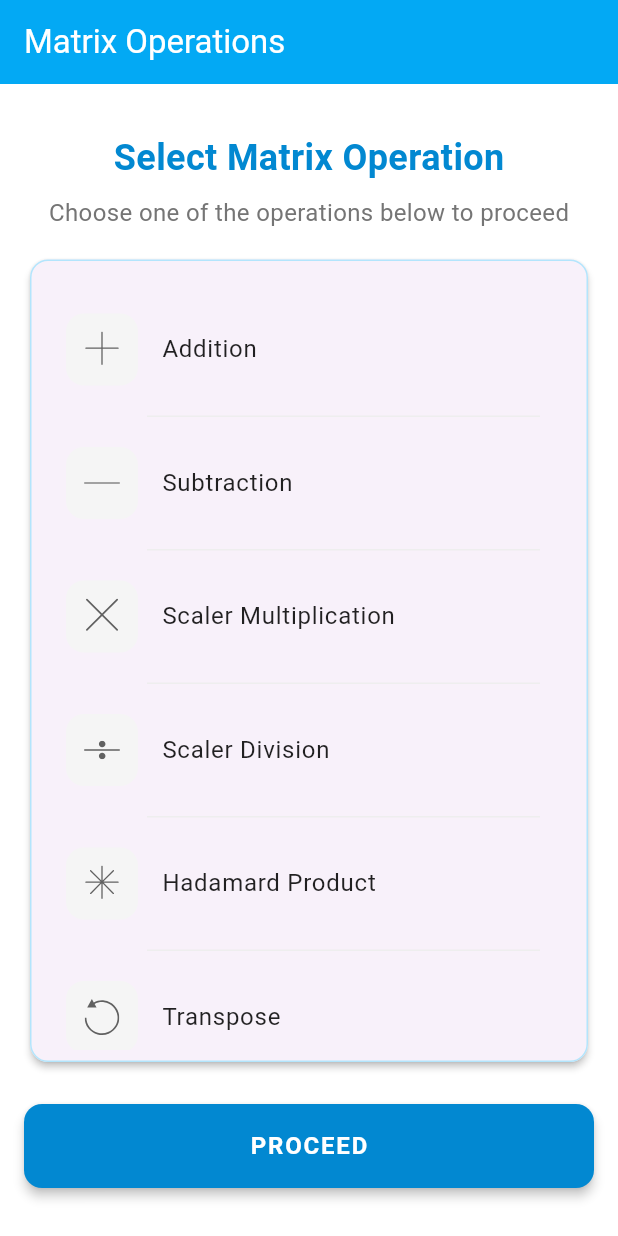
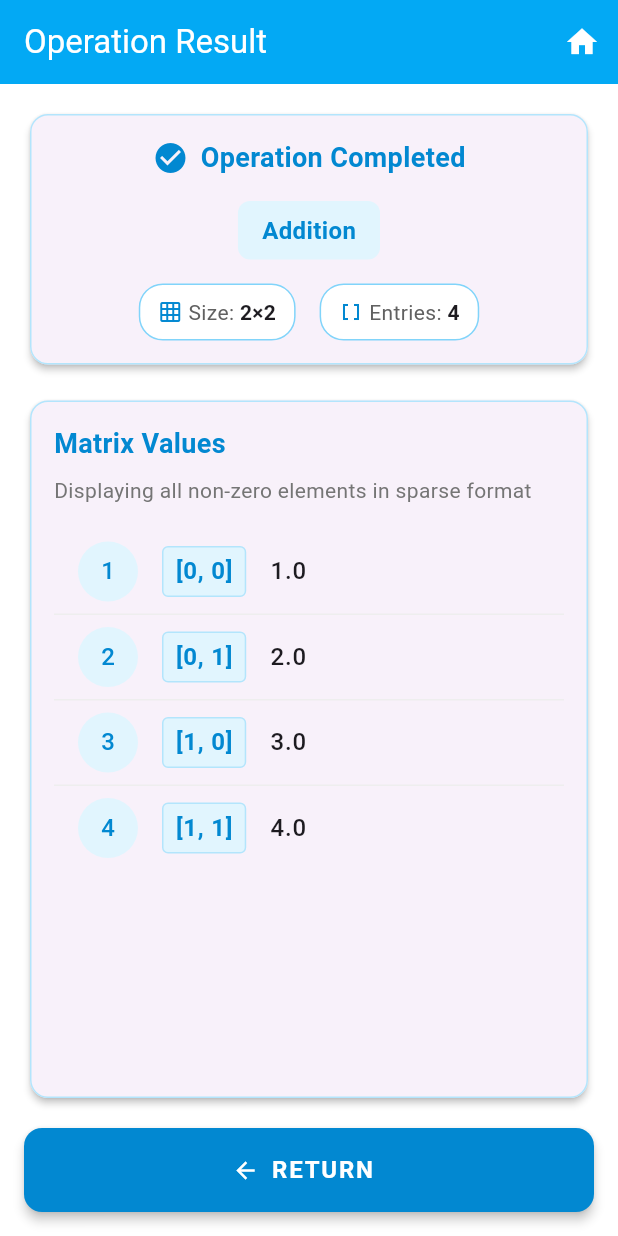
Before and after one commit to buildervortex/smoc, a Flutter app: the screen it shows after launch, on a phone screen of 412 x 824 dp. Run offline on Flutter 3.47's test engine with Material 3 defaults, Android fonts, the phone set to English and light mode, and no system bars; our stand-ins replace bloc, equatable, flutter_bloc, flutter_svg, get_it.

Commit message:
add the single matrix output page and beautify it

```diff
--- a/lib/main.dart
+++ b/lib/main.dart
@@ -2,7 +2,10 @@ import 'package:flutter/material.dart';
 import 'package:flutter_bloc/flutter_bloc.dart';
 import 'package:smo/bloc/cubit/operation_cubit.dart';
 import 'package:smo/di/injection_container.dart';
+import 'package:smo/models/matrix_entry.dart';
+import 'package:smo/models/sparse_matrix.dart';
 import 'package:smo/presentation/pages/home_page.dart';
+import 'package:smo/presentation/pages/single_matrix_output_page.dart';
 
 void main() async {
   await initDiContainer();
@@ -27,7 +30,12 @@ class MyApp extends StatelessWidget {
         useMaterial3: true,
       ),
       routes: {
-        '/': (context) => const HomePage(),
+        '/': (context) =>  SingleMatrixOutputPage(matrix: SparseMatrix(rows: 2, columns: 2, entries: [
+          MatrixEntry(row: 0, column: 0, value: 1),
+          MatrixEntry(row: 0, column: 1, value: 2),
+          MatrixEntry(row: 1, column: 0, value: 3),
+          MatrixEntry(row: 1, column: 1, value: 4),
+        ]),operation: "Addition"),
       },
       initialRoute: '/',
     );
--- /dev/null
+++ b/lib/presentation/pages/single_matrix_output_page.dart
@@ -0,0 +1,271 @@
+import 'package:flutter/material.dart';
+import 'package:smo/models/sparse_matrix.dart';
+
+class SingleMatrixOutputPage extends StatelessWidget {
+  final SparseMatrix matrix;
+  final String operation;
+
+  const SingleMatrixOutputPage(
+      {required this.matrix, required this.operation, super.key});
+
+  @override
+  Widget build(BuildContext context) {
+    final lightBlue = Colors.lightBlue;
+
+    return Scaffold(
+      appBar: AppBar(
+        title: const Text('Operation Result'),
+        backgroundColor: lightBlue,
+        foregroundColor: Colors.white,
+        elevation: 0,
+        actions: [
+          IconButton(
+            icon: const Icon(Icons.home),
+            onPressed: () {
+              Navigator.of(context).popUntil((route) => route.isFirst);
+            },
+            tooltip: 'Return to home',
+          ),
+        ],
+      ),
+      backgroundColor: Colors.white,
+      body: SafeArea(
+        child: Padding(
+          padding: const EdgeInsets.all(16.0),
+          child: Column(
+            crossAxisAlignment: CrossAxisAlignment.stretch,
+            children: [
+              // Result header card
+              Card(
+                elevation: 2,
+                shape: RoundedRectangleBorder(
+                  borderRadius: BorderRadius.circular(12),
+                  side: BorderSide(color: lightBlue.shade100, width: 1),
+                ),
+                child: Padding(
+                  padding: const EdgeInsets.all(16.0),
+                  child: Column(
+                    children: [
+                      Row(
+                        mainAxisAlignment: MainAxisAlignment.center,
+                        children: [
+                          Icon(Icons.check_circle, color: lightBlue.shade700),
+                          const SizedBox(width: 8),
+                          Text(
+                            "Operation Completed",
+                            style: TextStyle(
+                              fontSize: 18,
+                              fontWeight: FontWeight.bold,
+                              color: lightBlue.shade700,
+                            ),
+                          ),
+                        ],
+                      ),
+                      const SizedBox(height: 16),
+                      Container(
+                        padding: const EdgeInsets.symmetric(
+                            vertical: 8, horizontal: 16),
+                        decoration: BoxDecoration(
+                          color: lightBlue.shade50,
+                          borderRadius: BorderRadius.circular(8),
+                        ),
+                        child: Text(
+                          operation,
+                          style: TextStyle(
+                            fontSize: 16,
+                            fontWeight: FontWeight.bold,
+                            color: lightBlue.shade700,
+                          ),
+                        ),
+                      ),
+                      const SizedBox(height: 16),
+                      Row(
+                        mainAxisAlignment: MainAxisAlignment.center,
+                        children: [
+                          _buildInfoChip(Icons.grid_on, 'Size',
+                              '${matrix.rows}×${matrix.columns}'),
+                          const SizedBox(width: 16),
+                          _buildInfoChip(Icons.data_array, 'Entries',
+                              '${matrix.entries.length}'),
+                        ],
+                      ),
+                    ],
+                  ),
+                ),
+              ),
+
+              const SizedBox(height: 16),
+
+              // Matrix entries section
+              Expanded(
+                child: Card(
+                  elevation: 2,
+                  shape: RoundedRectangleBorder(
+                    borderRadius: BorderRadius.circular(12),
+                    side: BorderSide(color: lightBlue.shade100, width: 1),
+                  ),
+                  child: Padding(
+                    padding: const EdgeInsets.all(16.0),
+                    child: Column(
+                      crossAxisAlignment: CrossAxisAlignment.start,
+                      children: [
+                        Text(
+                          "Matrix Values",
+                          style: TextStyle(
+                            fontSize: 18,
+                            fontWeight: FontWeight.bold,
+                            color: lightBlue.shade700,
+                          ),
+                        ),
+                        const SizedBox(height: 8),
+                        Text(
+                          "Displaying all non-zero elements in sparse format",
+                          style: TextStyle(
+                            fontSize: 14,
+                            color: Colors.grey.shade600,
+                          ),
+                        ),
+                        const SizedBox(height: 16),
+                        Expanded(
+                          child: matrix.entries.isEmpty
+                              ? Center(
+                                  child: Column(
+                                    mainAxisAlignment: MainAxisAlignment.center,
+                                    children: [
+                                      Icon(
+                                        Icons.table_chart_outlined,
+                                        size: 48,
+                                        color: Colors.grey.shade400,
+                                      ),
+                                      const SizedBox(height: 16),
+                                      Text(
+                                        'No entries in this matrix',
+                                        style: TextStyle(
+                                            color: Colors.grey.shade600),
+                                      ),
+                                    ],
+                                  ),
+                                )
+                              : ListView.separated(
+                                  itemCount: matrix.entries.length,
+                                  separatorBuilder: (context, index) => Divider(
+                                    height: 1,
+                                    color: Colors.grey.shade200,
+                                  ),
+                                  itemBuilder: (context, index) {
+                                    final entry = matrix.entries[index];
+                                    return ListTile(
+                                      leading: CircleAvatar(
+                                        backgroundColor: lightBlue.shade50,
+                                        foregroundColor: lightBlue.shade700,
+                                        child: Text('${index + 1}'),
+                                      ),
+                                      title: Row(
+                                        children: [
+                                          Container(
+                                            padding: const EdgeInsets.symmetric(
+                                              horizontal: 8,
+                                              vertical: 4,
+                                            ),
+                                            decoration: BoxDecoration(
+                                              color: lightBlue.shade50,
+                                              borderRadius:
+                                                  BorderRadius.circular(4),
+                                              border: Border.all(
+                                                  color: lightBlue.shade100),
+                                            ),
+                                            child: Text(
+                                              '[${entry.row}, ${entry.column}]',
+                                              style: TextStyle(
+                                                fontWeight: FontWeight.bold,
+                                                color: lightBlue.shade700,
+                                              ),
+                                            ),
+                                          ),
+                                          const SizedBox(width: 16),
+                                          Text(
+                                            '${entry.value}',
+                                            style: const TextStyle(
+                                              fontSize: 16,
+                                              fontWeight: FontWeight.w500,
+                                            ),
+                                          ),
+                                        ],
+                                      ),
+                                    );
+                                  },
+                                ),
+                        ),
+                      ],
+                    ),
+                  ),
+                ),
+              ),
+
+              const SizedBox(height: 16),
+
+              // Export/Return button
+              SizedBox(
+                height: 56,
+                child: ElevatedButton.icon(
+                  onPressed: () {
+                    Navigator.pop(context);
+                  },
+                  icon: const Icon(Icons.arrow_back),
+                  label: const Text(
+                    'RETURN',
+                    style: TextStyle(
+                      fontSize: 16,
+                      fontWeight: FontWeight.bold,
+                      letterSpacing: 1.2,
+                    ),
+                  ),
+                  style: ElevatedButton.styleFrom(
+                    backgroundColor: lightBlue.shade700,
+                    foregroundColor: Colors.white,
+                    shape: RoundedRectangleBorder(
+                      borderRadius: BorderRadius.circular(12),
+                    ),
+                    elevation: 3,
+                  ),
+                ),
+              ),
+            ],
+          ),
+        ),
+      ),
+    );
+  }
+
+  Widget _buildInfoChip(IconData icon, String label, String value) {
+    return Container(
+      padding: const EdgeInsets.symmetric(vertical: 8, horizontal: 12),
+      decoration: BoxDecoration(
+        color: Colors.white,
+        borderRadius: BorderRadius.circular(16),
+        border: Border.all(color: Colors.lightBlue.shade200),
+      ),
+      child: Row(
+        mainAxisSize: MainAxisSize.min,
+        children: [
+          Icon(icon, size: 16, color: Colors.lightBlue.shade700),
+          const SizedBox(width: 4),
+          Text(
+            '$label: ',
+            style: TextStyle(
+              fontSize: 14,
+              color: Colors.grey.shade700,
+            ),
+          ),
+          Text(
+            value,
+            style: const TextStyle(
+              fontSize: 14,
+              fontWeight: FontWeight.bold,
+            ),
+          ),
+        ],
+      ),
+    );
+  }
+}
```
Also changed, not shown: lib/presentation/pages/double_matrix_output_page.dart (added), lib/presentation/pages/single_value_output_page.dart (added).
